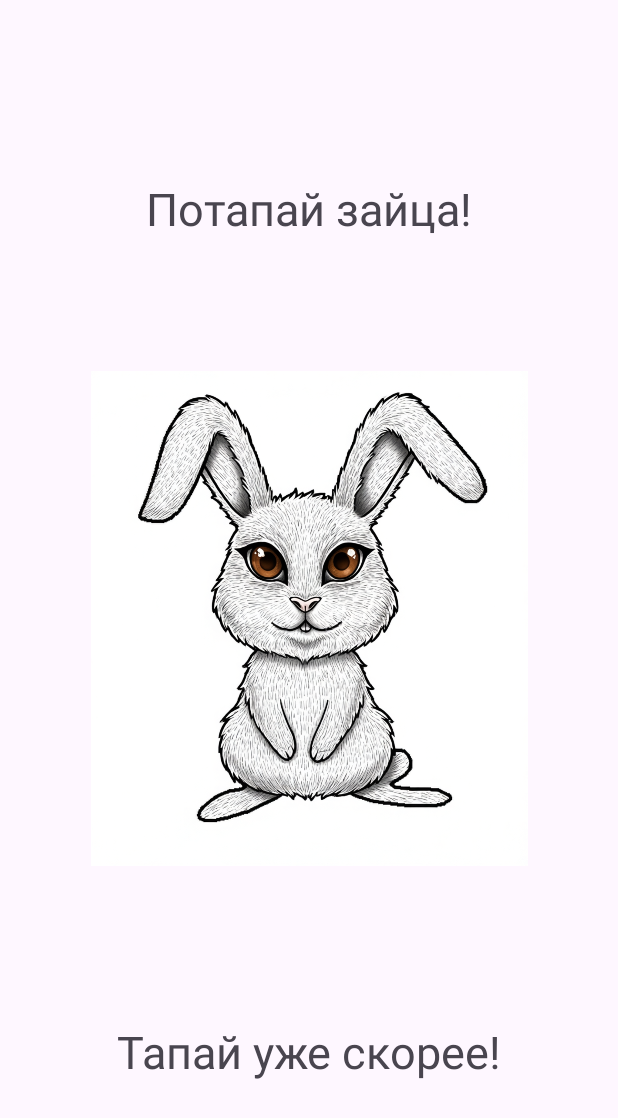
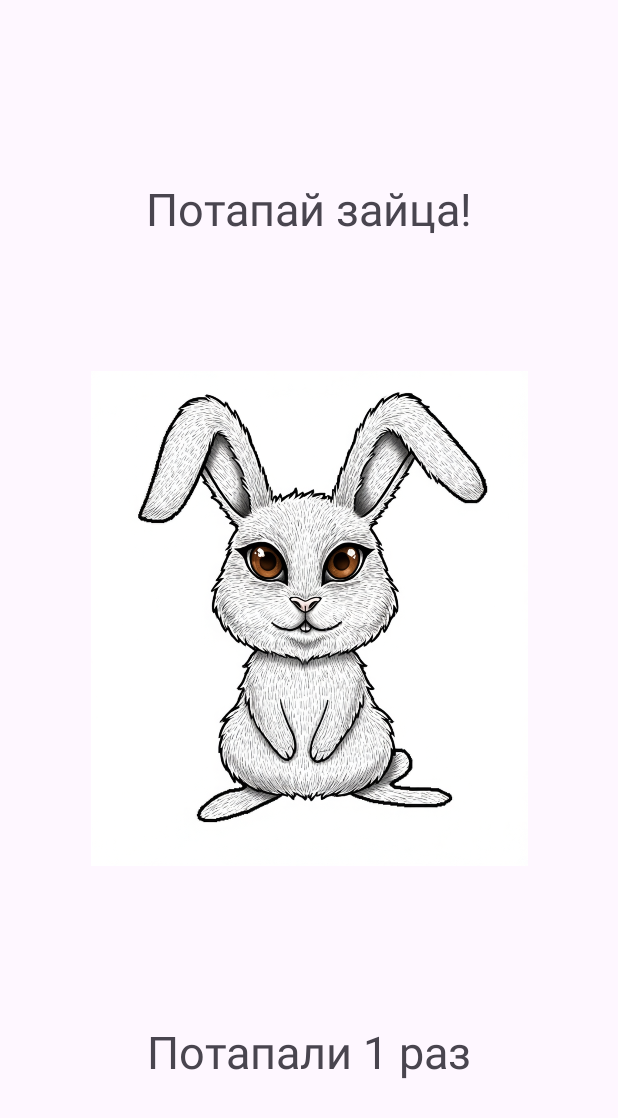
Before and after one commit to Tibedox/TapHare, an Android app: the screen it shows after launch (MainActivity), after a tap on an icon or button, on a phone screen of 412 x 824 dp. Shown: the top 1118 px of the screen. Run offline under Robolectric (Android 15) with nearby library versions, the phone set to English and light mode, and no system bars.

Commit message:
count of taps

```diff
--- a/app/src/main/java/ru/itschool/taphare/MainActivity.java
+++ b/app/src/main/java/ru/itschool/taphare/MainActivity.java
@@ -2,6 +2,8 @@ package ru.itschool.taphare;
 
 import android.os.Bundle;
 import android.view.View;
+import android.widget.ImageView;
+import android.widget.TextView;
 
 import androidx.activity.EdgeToEdge;
 import androidx.appcompat.app.AppCompatActivity;
@@ -10,6 +12,9 @@ import androidx.core.view.ViewCompat;
 import androidx.core.view.WindowInsetsCompat;
 
 public class MainActivity extends AppCompatActivity {
+    int counter;
+    ImageView imgHare;
+    TextView textTop, textBottom;
 
     @Override
     protected void onCreate(Bundle savedInstanceState) {
@@ -21,9 +26,15 @@ public class MainActivity extends AppCompatActivity {
             v.setPadding(systemBars.left, systemBars.top, systemBars.right, systemBars.bottom);
             return insets;
         });
+        imgHare = findViewById(R.id.imageView);
+        textTop = findViewById(R.id.textTop);
+        textBottom = findViewById(R.id.textBottom);
     }
 
     public void tapHare(View view) {
-
+        counter++;
+        String end = counter%10>1 && counter%10<5 && counter/10%10!=1 ? " раза" : " раз";
+        String text = "Потапали "+counter+end;
+        textBottom.setText(text);
     }
 }
```
